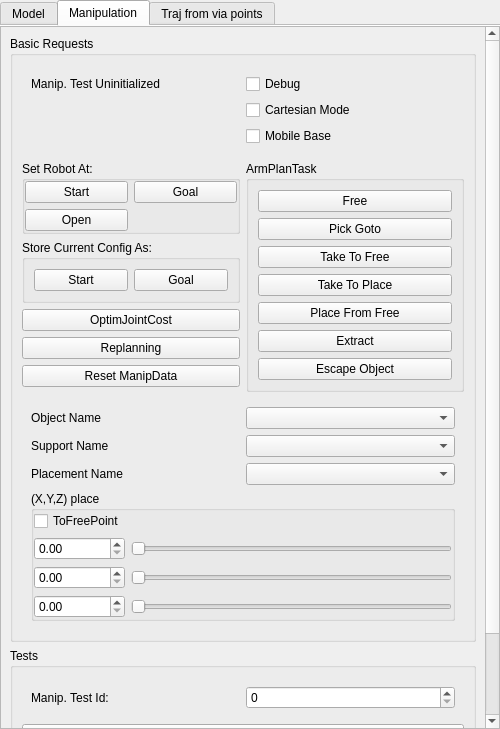
First picture: the form in src/move3d-qt-gui-libs/src/qtMainInterface/sideWidgets/qtRobot.ui, repository jmainpri/move3d-studio, before the edit.
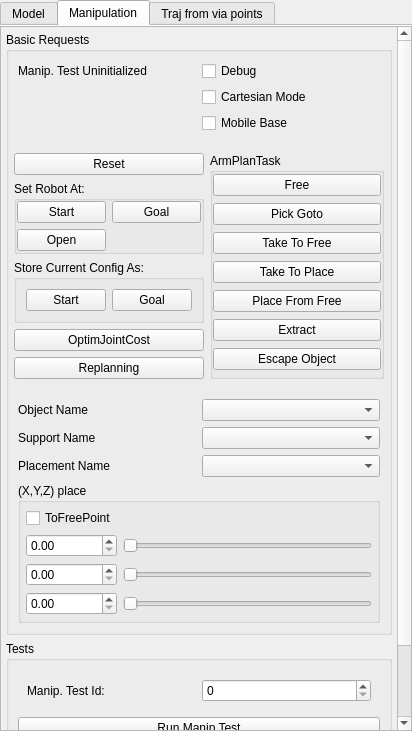
Second picture: the form after the edit.

Commit message:
[move3d-qt-gui-libs] Change the Manipulation Planner Interface and some other buttons
The Manipulation planner gets better looks, as well as the motion planner.
Add some replanning buttons.
Enable starting the costspace on non costspace scenarios. The HRI costspace init is
only done if Env::enableHri is on. Be carefull Mamoun.

Diff of the .ui file:
```diff
--- a/src/move3d-qt-gui-libs/src/qtMainInterface/sideWidgets/qtRobot.ui
+++ b/src/move3d-qt-gui-libs/src/qtMainInterface/sideWidgets/qtRobot.ui
@@ -6,8 +6,8 @@
    <rect>
     <x>0</x>
     <y>0</y>
-    <width>500</width>
-    <height>729</height>
+    <width>412</width>
+    <height>731</height>
    </rect>
   </property>
   <property name="sizePolicy">
@@ -79,8 +79,8 @@
            <rect>
             <x>0</x>
             <y>0</y>
-            <width>483</width>
-            <height>1170</height>
+            <width>395</width>
+            <height>1212</height>
            </rect>
           </property>
           <property name="sizePolicy">
@@ -617,22 +617,28 @@
            <rect>
             <x>0</x>
             <y>0</y>
-            <width>483</width>
-            <height>933</height>
+            <width>395</width>
+            <height>902</height>
            </rect>
           </property>
           <layout class="QVBoxLayout" name="verticalLayout_4">
+           <property name="margin">
+            <number>5</number>
+           </property>
            <item>
             <widget class="QGroupBox" name="groupBox_4">
              <property name="title">
               <string>Basic Requests</string>
              </property>
              <layout class="QGridLayout" name="gridLayout_6">
+              <property name="margin">
+               <number>0</number>
+              </property>
               <item row="3" column="0">
                <widget class="QWidget" name="widget_6" native="true">
                 <layout class="QHBoxLayout" name="horizontalLayout_8">
                  <property name="margin">
-                  <number>0</number>
+                  <number>5</number>
                  </property>
                  <item>
                   <widget class="QWidget" name="widget_7" native="true">
@@ -640,6 +646,13 @@
                     <property name="margin">
                      <number>0</number>
                     </property>
+                    <item>
+                     <widget class="QPushButton" name="pushButtonResetManipulationData">
+                      <property name="text">
+                       <string>Reset</string>
+                      </property>
+                     </widget>
+                    </item>
                     <item>
                      <widget class="QGroupBox" name="groupBox_7">
                       <property name="title">
@@ -649,21 +662,21 @@
                        <property name="margin">
                         <number>0</number>
                        </property>
-                       <item row="0" column="0">
+                       <item row="1" column="0">
                         <widget class="QPushButton" name="pushButtonSetStart">
                          <property name="text">
                           <string>Start</string>
                          </property>
                         </widget>
                        </item>
-                       <item row="0" column="1">
+                       <item row="1" column="1">
                         <widget class="QPushButton" name="pushButtonSetGoal">
                          <property name="text">
                           <string>Goal</string>
                          </property>
                         </widget>
                        </item>
-                       <item row="1" column="0">
+                       <item row="2" column="0">
                         <widget class="QPushButton" name="pushButtonSetOpenConfig">
                          <property name="text">
                           <string>Open</string>
@@ -710,13 +723,6 @@
                       </property>
                      </widget>
                     </item>
-                    <item>
-                     <widget class="QPushButton" name="pushButtonResetManipulationData">
-                      <property name="text">
-                       <string>Reset ManipData</string>
-                      </property>
-                     </widget>
-                    </item>
                     <item>
                      <spacer name="verticalSpacer_2">
                       <property name="orientation">
@@ -739,6 +745,9 @@
                     <string>ArmPlanTask</string>
                    </property>
                    <layout class="QVBoxLayout" name="verticalLayout_7">
+                    <property name="margin">
+                     <number>0</number>
+                    </property>
                     <item>
                      <widget class="QPushButton" name="pushButtonArmFree">
                       <property name="text">
@@ -804,7 +813,7 @@
                    </property>
                    <layout class="QGridLayout" name="gridLayout_10">
                     <property name="margin">
-                     <number>0</number>
+                     <number>5</number>
                     </property>
                     <item row="1" column="0">
                      <widget class="QDoubleSpinBox" name="doubleSpinBoxXPlace"/>
```
The commit also changes 9 other files.
